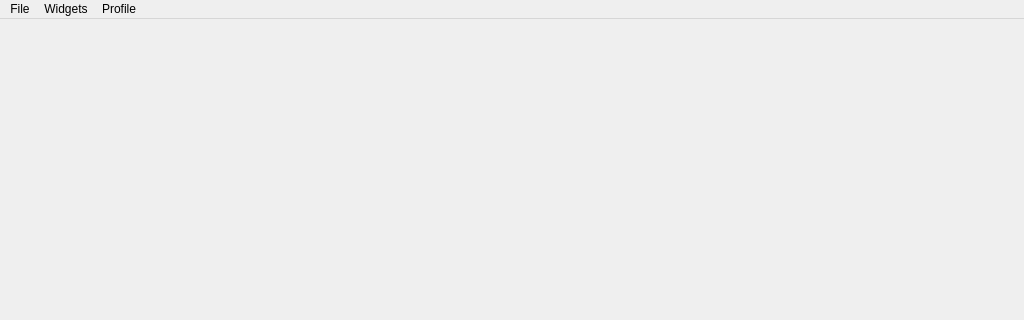
Above: src/ui/MainWindow.ui from OncelUmutTURER/SinerjiGCS before the change; both pictures show x 0 to 1024 and y 0 to 320 of the 1024 by 600 pixel window. Below: the same form after it.
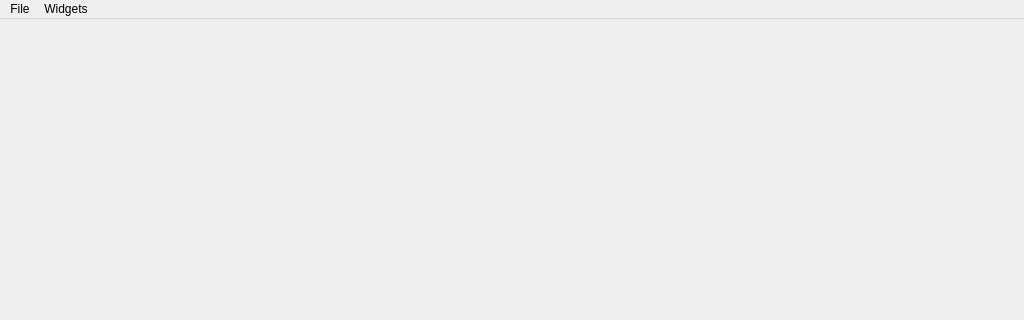
That is the form after the change.

```diff
--- a/src/ui/MainWindow.ui
+++ b/src/ui/MainWindow.ui
@@ -68,15 +68,8 @@
      <string>Widgets</string>
     </property>
    </widget>
-   <widget class="QMenu" name="menuProfile">
-    <property name="title">
-     <string>Profile</string>
-    </property>
-    <addaction name="actionLogout"/>
-   </widget>
    <addaction name="menuFile"/>
    <addaction name="menuWidgets"/>
-   <addaction name="menuProfile"/>
   </widget>
   <widget class="QStatusBar" name="statusBar"/>
   <action name="actionExit">
```
Left out of the diff: 5 changed lines with no effect on the pictures.
